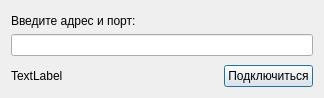
Nikenja/CalculatorClient, file connectiondialog.ui: the form before one commit.
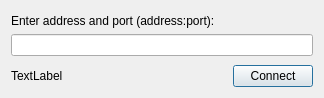
The form after the commit.

```diff
--- a/connectiondialog.ui
+++ b/connectiondialog.ui
@@ -28,7 +28,7 @@
      <item>
       <widget class="QLabel" name="labelInputAddressPort">
        <property name="text">
-        <string>Введите адрес и порт:</string>
+        <string>Enter address and port (address:port):</string>
        </property>
       </widget>
      </item>
@@ -63,7 +63,7 @@
        <item>
         <widget class="QPushButton" name="buttonConnect">
          <property name="text">
-          <string>Подключиться</string>
+          <string>Connect</string>
          </property>
         </widget>
        </item>
```
